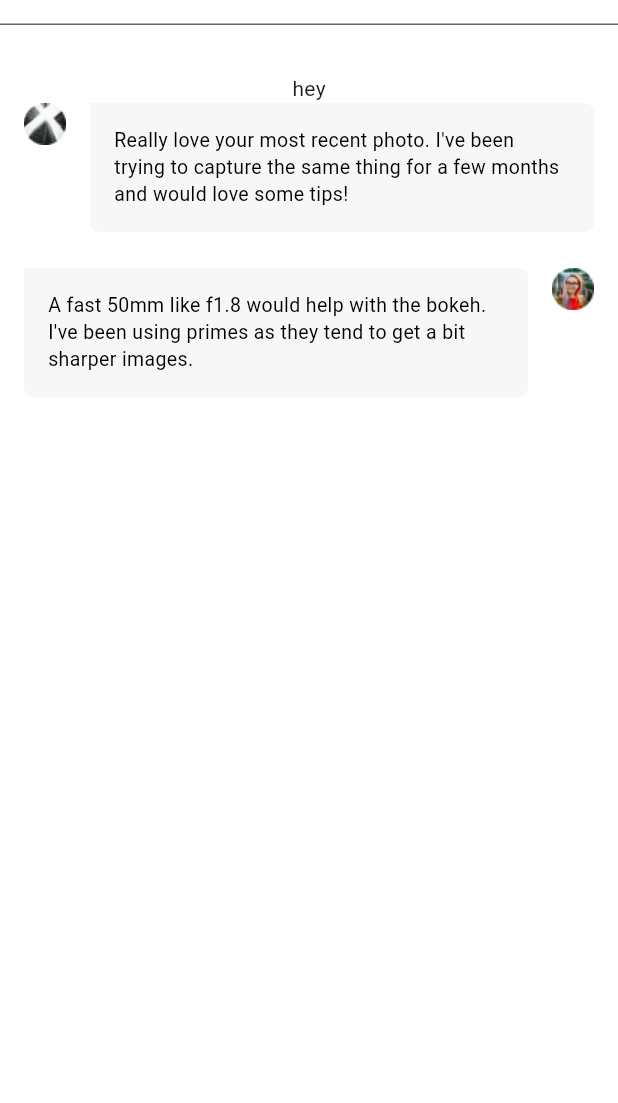
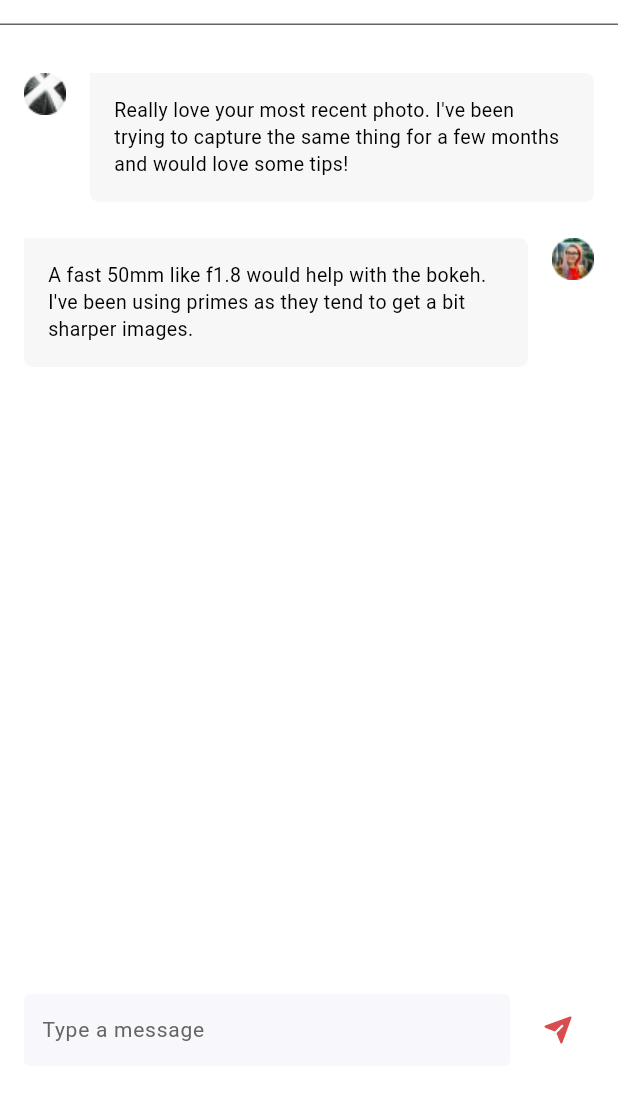
Before and after one commit to jasonkang14/flutter-gemini-chat, a Flutter app: the screen it shows after launch, on a phone screen of 412 x 824 dp, the part 59-1162 px from its top. Run offline on Flutter 3.47's test engine with Material 3 defaults, Android fonts, the light colour scheme and no system bars; our stand-ins replace flutter_dotenv, flutter_gemini, flutter_svg.

Commit message:
add a text input

```diff
--- a/lib/chat_page.dart
+++ b/lib/chat_page.dart
@@ -1,10 +1,16 @@
 import 'package:flutter/material.dart';
 import 'package:flutter_gemini_chat/ai_message.dart';
 import 'package:flutter_gemini_chat/human_message.dart';
+import 'package:flutter_svg/svg.dart';
 
-class ChatPage extends StatelessWidget {
+class ChatPage extends StatefulWidget {
   const ChatPage({super.key});
 
+  @override
+  State<ChatPage> createState() => _ChatPageState();
+}
+
+class _ChatPageState extends State<ChatPage> {
   @override
   Widget build(BuildContext context) {
     return Scaffold(
@@ -26,11 +32,14 @@ class ChatPage extends StatelessWidget {
           ),
         ),
       ),
-      body: const SingleChildScrollView(
-        padding: EdgeInsets.fromLTRB(16, 32, 16, 16),
+      body: Padding(
+        padding: const EdgeInsets.fromLTRB(16, 32, 16, 74),
+        child: Column(
+          mainAxisAlignment: MainAxisAlignment.spaceBetween,
+          children: [
+            const SingleChildScrollView(
               child: Column(
                 children: [
-            Text('hey'),
                   AIMessage(
                       content:
                           'Really love your most recent photo. I\'ve been trying to capture the same thing for a few months and would love some tips!'),
@@ -41,6 +50,40 @@ class ChatPage extends StatelessWidget {
                 ],
               ),
             ),
+            Row(
+              children: [
+                Expanded(
+                  child: TextField(
+                    style: const TextStyle(
+                      color: Colors.black,
+                      fontSize: 14,
+                    ),
+                    decoration: InputDecoration(
+                      hintText: 'Type a message',
+                      hintStyle: const TextStyle(
+                        color: Color(0xFF656565),
+                        fontSize: 14,
+                      ),
+                      border: OutlineInputBorder(
+                        borderRadius: BorderRadius.circular(4),
+                        borderSide: BorderSide.none,
+                      ),
+                      filled: true,
+                      fillColor: const Color(0xFFF7F7FC),
+                      contentPadding: const EdgeInsets.symmetric(horizontal: 8, vertical: 6),
+                    ),
+                  ),
+                ),
+                const SizedBox(width: 8),
+                IconButton(
+                  icon: SvgPicture.asset('assets/icons/send-chat.svg'),
+                  onPressed: () {},
+                )
+              ],
+            ),
+          ],
+        ),
+      ),
     );
   }
 }
```
Also changed, not shown: lib/chat.dart (deleted, +0 -61 lines). Lines whose indentation alone changed are shown as unchanged.
